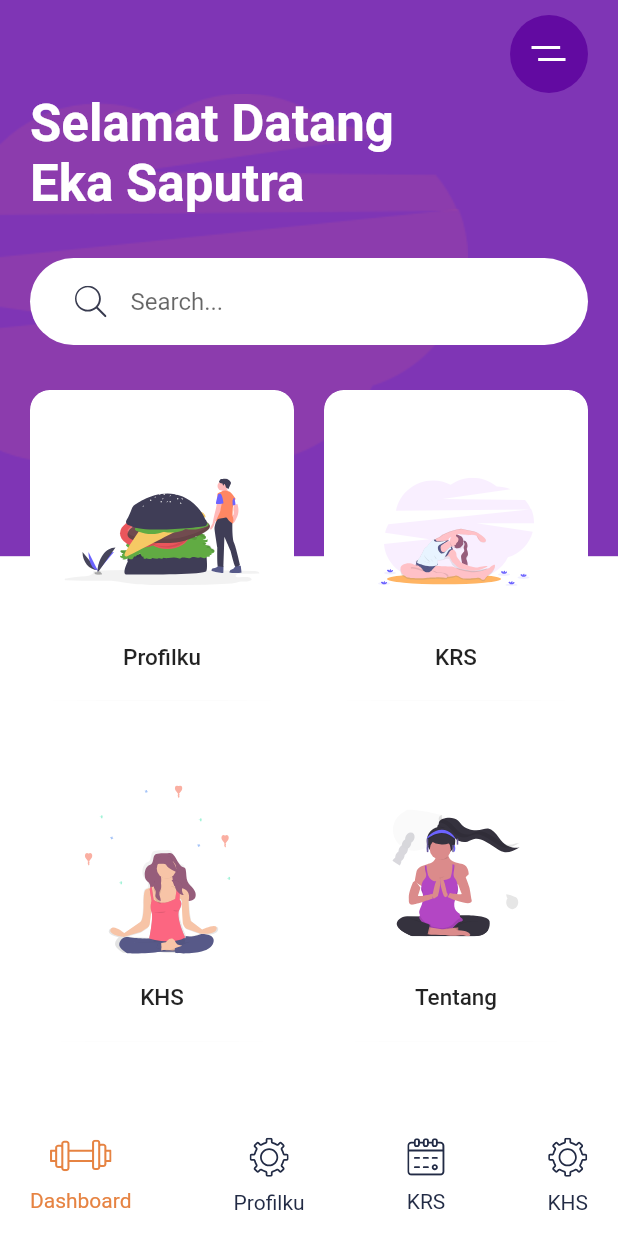
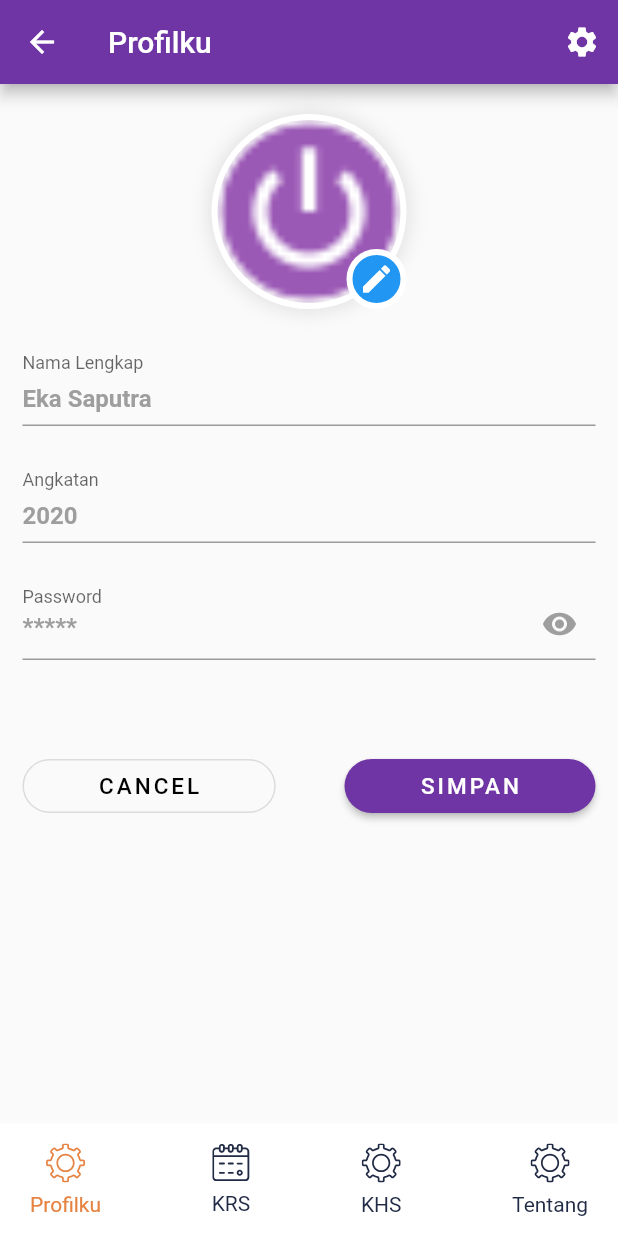
Before and after one commit to ekza97/uas-tugas-khusus, a Flutter app: the HomeScreen screen opened directly, after a tap on "Profilku", on a phone screen of 412 x 824 dp. Run offline on Flutter 3.47's test engine with Material 2 defaults, Android fonts, the phone set to English and light mode, and no system bars; our stand-ins replace flutter_svg.

Commit message:
Add Screen Profile Design

```diff
--- a/lib/Screens/Dashboard/components/bottom_nav_bar.dart
+++ b/lib/Screens/Dashboard/components/bottom_nav_bar.dart
@@ -1,4 +1,5 @@
 import 'package:final_project/Screens/Dashboard/components/bottom_nav_item.dart';
+import 'package:final_project/Screens/Login/login_screen.dart';
 import 'package:flutter/material.dart';
 
 class BottomNavBar extends StatelessWidget {
@@ -13,22 +14,22 @@ class BottomNavBar extends StatelessWidget {
         horizontal: 20,
         vertical: 10,
       ),
-      height: 80,
+      height: 75,
       color: Colors.white,
       child: Row(
         mainAxisAlignment: MainAxisAlignment.spaceBetween,
         children: [
-          BottomNavItem(
-            svgSrc: "assets/icons/gym.svg",
-            title: "Dashboard",
-            press: () {},
-            isActive: true,
-          ),
+          // BottomNavItem(
+          //   svgSrc: "assets/icons/gym.svg",
+          //   title: "Dashboard",
+          //   press: () {},
+          //   isActive: true,
+          // ),
           BottomNavItem(
             svgSrc: "assets/icons/Settings.svg",
             title: "Profilku",
             press: () {},
-            isActive: false,
+            isActive: true,
           ),
           BottomNavItem(
             svgSrc: "assets/icons/calendar.svg",
@@ -41,6 +42,18 @@ class BottomNavBar extends StatelessWidget {
             title: "KHS",
             press: () {},
           ),
+          BottomNavItem(
+            svgSrc: "assets/icons/Settings.svg",
+            title: "Tentang",
+            press: () {
+              Navigator.push(
+                context,
+                MaterialPageRoute(builder: (context) {
+                  return LoginScreen();
+                }),
+              );
+            },
+          ),
         ],
       ),
     );
--- a/lib/Screens/Dashboard/dashboard_screen.dart
+++ b/lib/Screens/Dashboard/dashboard_screen.dart
@@ -1,5 +1,7 @@
 import 'package:final_project/Screens/Dashboard/components/bottom_nav_bar.dart';
 import 'package:final_project/Screens/Dashboard/components/menu_card.dart';
+import 'package:final_project/Screens/Login/login_screen.dart';
+import 'package:final_project/Screens/Profile/profile_screen.dart';
 import 'package:final_project/constans.dart';
 import 'package:flutter/material.dart';
 import 'package:flutter_svg/svg.dart';
@@ -50,16 +52,29 @@ class HomeScreen extends StatelessWidget {
                 children: <Widget>[
                   Align(
                     alignment: Alignment.topRight,
-                    child: Container(
-                      alignment: Alignment.center,
-                      height: 52,
-                      width: 52,
-                      decoration: BoxDecoration(
-                        color: Color(0xFF620AA1),
-                        // color: Color(0xFFF2BEA1),
-                        shape: BoxShape.circle,
+                    child: InkWell(
+                      onTap: () {
+                        Navigator.push(
+                          context,
+                          MaterialPageRoute(builder: (context) {
+                            return LoginScreen();
+                          }),
+                        );
+                      },
+                      child: Container(
+                        alignment: Alignment.center,
+                        height: 42,
+                        width: 42,
+                        decoration: BoxDecoration(
+                          // color: Color(0xFF620AA1),
+                          color: Colors.white,
+                          shape: BoxShape.circle,
+                        ),
+                        child: SvgPicture.asset(
+                          "assets/icons/shutdown-30.svg",
+                          color: Colors.purple,
+                        ),
                       ),
-                      child: SvgPicture.asset("assets/icons/menu.svg"),
                     ),
                   ),
                   Text(
@@ -97,7 +112,14 @@ class HomeScreen extends StatelessWidget {
                         MenuCard(
                           svgSrc: "assets/icons/Hamburger.svg",
                           title: "Profilku",
-                          press: () {},
+                          press: () {
+                            Navigator.push(
+                              context,
+                              MaterialPageRoute(builder: (context) {
+                                return ProfileScreen();
+                              }),
+                            );
+                          },
                         ),
                         MenuCard(
                           svgSrc: "assets/icons/Excrecises.svg",
--- a/lib/Screens/Login/components/body.dart
+++ b/lib/Screens/Login/components/body.dart
@@ -1,3 +1,4 @@
+import 'package:final_project/Screens/Dashboard/dashboard_screen.dart';
 import 'package:final_project/Screens/Login/components/background.dart';
 import 'package:final_project/components/rounded_button.dart';
 import 'package:final_project/components/rounded_input_field.dart';
@@ -44,7 +45,14 @@ class Body extends StatelessWidget {
             ),
             RoundedButton(
               text: "LOGIN",
-              press: () {},
+              press: () {
+                Navigator.push(
+                  context,
+                  MaterialPageRoute(builder: (context) {
+                    return DashboardScreen();
+                  }),
+                );
+              },
             )
           ],
         ),
--- /dev/null
+++ b/lib/Screens/Profile/profile_screen.dart
@@ -0,0 +1,229 @@
+import 'package:final_project/Screens/Dashboard/components/bottom_nav_bar.dart';
+import 'package:final_project/Screens/Dashboard/dashboard_screen.dart';
+import 'package:final_project/constans.dart';
+import 'package:flutter/material.dart';
+
+class ProfileScreen extends StatelessWidget {
+  @override
+  Widget build(BuildContext context) {
+    return MaterialApp(
+      debugShowCheckedModeBanner: false,
+      title: 'Material App',
+      home: EditProfile(),
+    );
+  }
+}
+
+class EditProfile extends StatefulWidget {
+  EditProfile({Key key}) : super(key: key);
+
+  @override
+  _EditProfileState createState() => _EditProfileState();
+}
+
+class _EditProfileState extends State<EditProfile> {
+  String dropdownValue = 'One';
+  @override
+  Widget build(BuildContext context) {
+    return Scaffold(
+      bottomNavigationBar: BottomNavBar(),
+      appBar: AppBar(
+        title: Text('Profilku'),
+        backgroundColor: kPrimaryColor,
+        leading: IconButton(
+          icon: Icon(
+            Icons.arrow_back,
+            color: Colors.white,
+          ),
+          onPressed: () {
+            Navigator.push(
+              context,
+              MaterialPageRoute(builder: (context) {
+                return DashboardScreen();
+              }),
+            );
+          },
+        ),
+        actions: [
+          IconButton(
+            icon: Icon(
+              Icons.settings,
+              color: Colors.white,
+            ),
+            onPressed: () {},
+          )
+        ],
+      ),
+      body: Container(
+        padding: EdgeInsets.only(
+          left: 15,
+          top: 20,
+          right: 15,
+        ),
+        child: GestureDetector(
+          onTap: () {
+            FocusScope.of(context).unfocus();
+          },
+          child: ListView(
+            children: [
+              Center(
+                child: Stack(
+                  children: [
+                    Container(
+                      width: 130,
+                      height: 130,
+                      decoration: BoxDecoration(
+                          border: Border.all(
+                            width: 4,
+                            color: Colors.white,
+                          ),
+                          boxShadow: [
+                            BoxShadow(
+                              spreadRadius: 2,
+                              blurRadius: 10,
+                              color: Colors.black.withOpacity(0.1),
+                            )
+                          ],
+                          shape: BoxShape.circle,
+                          image: DecorationImage(
+                            fit: BoxFit.cover,
+                            image: AssetImage('assets/images/shutdown.png'),
+                          )),
+                    ),
+                    Positioned(
+                      bottom: 0,
+                      right: 0,
+                      child: Container(
+                        height: 40,
+                        width: 40,
+                        decoration: BoxDecoration(
+                          shape: BoxShape.circle,
+                          border: Border.all(
+                            width: 4,
+                            color: Colors.white,
+                          ),
+                          color: Colors.blue,
+                        ),
+                        child: Icon(
+                          Icons.edit,
+                          color: Colors.white,
+                        ),
+                      ),
+                    ),
+                  ],
+                ),
+              ),
+              SizedBox(height: 30),
+              buildTextField(
+                label: "Nama Lengkap",
+                hintText: "Eka Saputra",
+                isPassword: false,
+              ),
+              buildTextField(
+                label: "Angkatan",
+                hintText: "2020",
+                isPassword: false,
+              ),
+              buildTextField(
+                label: "Password",
+                hintText: "*****",
+                isPassword: true,
+              ),
+              SizedBox(height: 30),
+              Row(
+                mainAxisAlignment: MainAxisAlignment.spaceBetween,
+                children: [
+                  OutlinedButton(
+                    onPressed: () {},
+                    child: Text(
+                      "CANCEL",
+                      style: TextStyle(
+                        fontSize: 15,
+                        letterSpacing: 2,
+                        color: Colors.black,
+                      ),
+                    ),
+                    style: OutlinedButton.styleFrom(
+                      padding: EdgeInsets.symmetric(
+                        horizontal: 50,
+                      ),
+                      shape: RoundedRectangleBorder(
+                        borderRadius: BorderRadius.circular(20),
+                      ),
+                    ),
+                  ),
+                  ElevatedButton(
+                    onPressed: () {},
+                    child: Text(
+                      "SIMPAN",
+                      style: TextStyle(
+                        fontSize: 15,
+                        letterSpacing: 2,
+                        color: Colors.white,
+                      ),
+                    ),
+                    style: ElevatedButton.styleFrom(
+                      primary: kPrimaryColor,
+                      padding: EdgeInsets.symmetric(
+                        horizontal: 50,
+                      ),
+                      shape: RoundedRectangleBorder(
+                        borderRadius: BorderRadius.circular(20),
+                      ),
+                    ),
+                  )
+                ],
+              )
+            ],
+          ),
+        ),
+      ),
+    );
+  }
+}
+
+class buildTextField extends StatelessWidget {
+  final String label;
+  final String hintText;
+  final Function press;
+  final bool isPassword;
+  const buildTextField({
+    Key key,
+    @required this.label,
+    @required this.hintText,
+    this.press,
+    @required this.isPassword,
+  }) : super(key: key);
+
+  @override
+  Widget build(BuildContext context) {
+    return Padding(
+      padding: EdgeInsets.only(
+        bottom: 30,
+      ),
+      child: TextField(
+        obscureText: isPassword ? true : false,
+        decoration: InputDecoration(
+          suffixIcon: isPassword
+              ? IconButton(
+                  icon: Icon(
+                    Icons.remove_red_eye,
+                    color: Colors.grey,
+                  ),
+                  onPressed: press,
+                )
+              : null,
+          contentPadding: EdgeInsets.only(bottom: 5),
+          labelText: label,
+          floatingLabelBehavior: FloatingLabelBehavior.always,
+          hintText: hintText,
+          hintStyle: TextStyle(
+            fontSize: 16,
+            fontWeight: FontWeight.bold,
+            color: Colors.grey,
+          ),
+        ),
+      ),
+    );
+  }
+}
--- a/lib/main.dart
+++ b/lib/main.dart
@@ -1,4 +1,4 @@
-import 'package:final_project/Screens/Dashboard/dashboard_screen.dart';
+// import 'package:final_project/Screens/Dashboard/dashboard_screen.dart';
 import 'package:final_project/Screens/Login/login_screen.dart';
 import 'package:flutter/material.dart';
 import 'package:final_project/constans.dart';
@@ -18,8 +18,8 @@ class MyApp extends StatelessWidget {
         primaryColor: kPrimaryColor,
         scaffoldBackgroundColor: Colors.white,
       ),
-      home: DashboardScreen(),
-      // home: LoginScreen(),
+      // home: DashboardScreen(),
+      home: LoginScreen(),
     );
   }
 }
```
Also changed, not shown: assets/icons/shutdown-30.svg (added), assets/images/shutdown.png (added).
